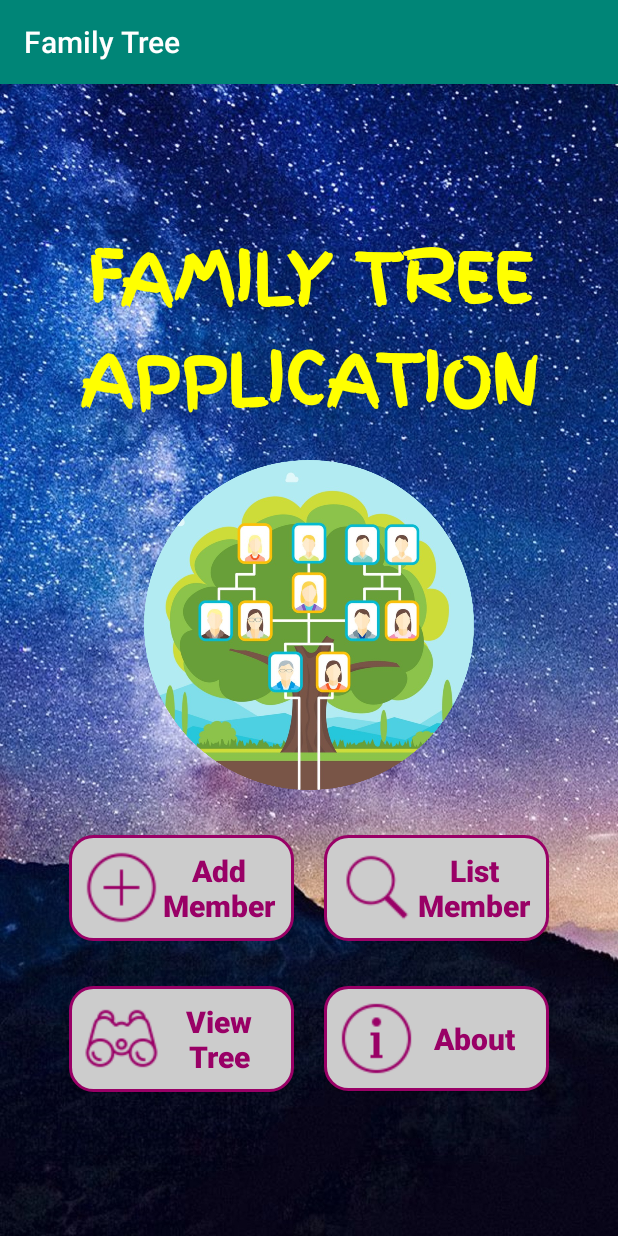
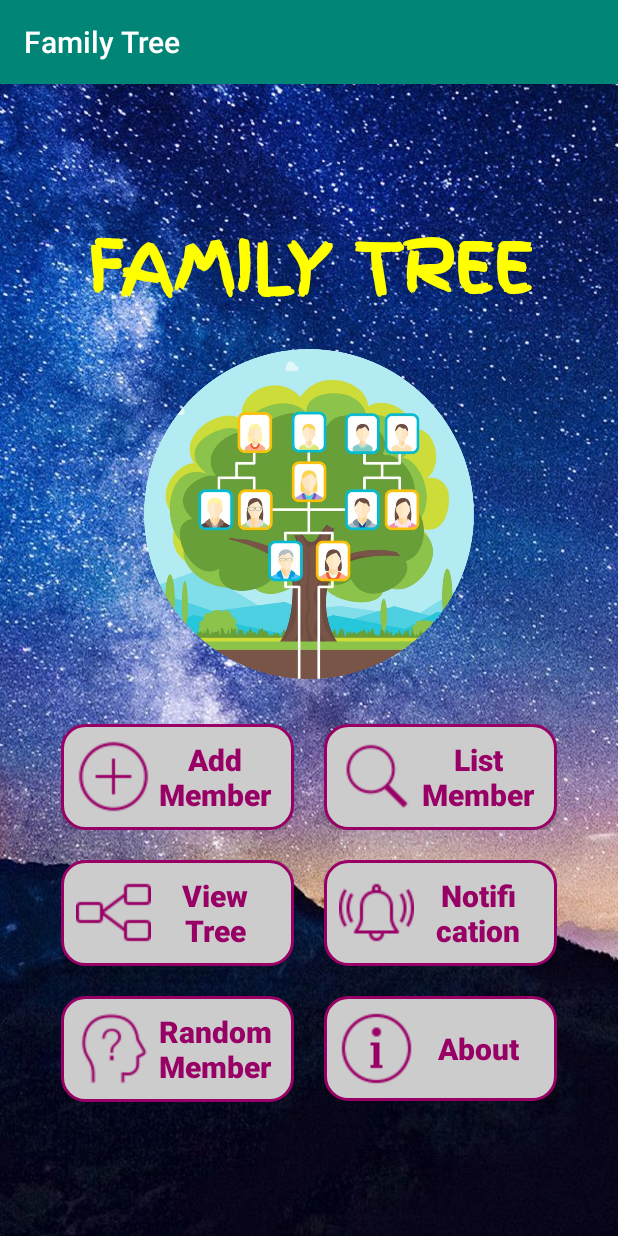
Before and after one commit to nguyenvietngocquang/Family-Tree, an Android app: the screen it shows after launch (MainActivity), on a phone screen of 412 x 824 dp. Run offline under Robolectric (Android 15) with nearby library versions, the phone set to English and light mode, and no system bars; libraries missing offline, so code that uses them is left out: de.blox.graphview.

Commit message:
Random Member function

```diff
--- a/app/src/main/AndroidManifest.xml
+++ b/app/src/main/AndroidManifest.xml
@@ -9,7 +9,9 @@
         android:roundIcon="@mipmap/ic_launcher_round"
         android:supportsRtl="true"
         android:theme="@style/AppTheme">
-        <activity android:name=".list_member.EditMemberActivity"></activity>
+        <activity android:name=".notification.NotificationActivity"></activity>
+        <activity android:name=".random_member.RandomMemberActivity" />
+        <activity android:name=".list_member.EditMemberActivity" />
         <activity android:name=".view_tree.ChooseMemberActivity" />
         <activity android:name=".about.AboutActivity" />
         <activity android:name=".list_member.ListMemberActivity" />
--- a/app/src/main/java/com/example/familytree/MainActivity.java
+++ b/app/src/main/java/com/example/familytree/MainActivity.java
@@ -13,6 +13,8 @@ import com.example.familytree.add_member.AddMemberActivity;
 import com.example.familytree.list_member.ListMemberActivity;
 import com.example.familytree.member.Function;
 import com.example.familytree.member.Member;
+import com.example.familytree.notification.NotificationActivity;
+import com.example.familytree.random_member.RandomMemberActivity;
 import com.example.familytree.view_tree.ChooseMemberActivity;
 
 import java.io.IOException;
@@ -38,6 +40,7 @@ public class MainActivity extends AppCompatActivity {
         }
         Collections.sort(list);
 
+        // Button Add Member
         Button btn_add = (Button) findViewById(R.id.btn_add);
         btn_add.setOnClickListener(new View.OnClickListener() {
             @Override
@@ -48,6 +51,7 @@ public class MainActivity extends AppCompatActivity {
             }
         });
 
+        // Button List Member
         Button btn_list = (Button) findViewById(R.id.btn_list);
         btn_list.setOnClickListener(new View.OnClickListener() {
             @Override
@@ -58,6 +62,7 @@ public class MainActivity extends AppCompatActivity {
             }
         });
 
+        // Button View Tree
         Button btn_tree = (Button) findViewById(R.id.btn_tree);
         btn_tree.setOnClickListener(new View.OnClickListener() {
             @Override
@@ -68,6 +73,33 @@ public class MainActivity extends AppCompatActivity {
             }
         });
 
+        // Button Notification
+        Button btn_notification = (Button) findViewById(R.id.btn_notification);
+        btn_notification.setOnClickListener(new View.OnClickListener() {
+            @Override
+            public void onClick(View view) {
+                Intent intent = new Intent(MainActivity.this, NotificationActivity.class);
+                intent.putExtra("notification", list);
+                startActivity(intent);
+            }
+        });
+
+        // Button Random Member
+        Button btn_random = (Button) findViewById(R.id.btn_random);
+        btn_random.setOnClickListener(new View.OnClickListener() {
+            @Override
+            public void onClick(View view) {
+                if (list.size() == 0) {
+                    Toast.makeText(MainActivity.this, "There are no members!", Toast.LENGTH_LONG).show();
+                } else {
+                    Intent intent = new Intent(MainActivity.this, RandomMemberActivity.class);
+                    intent.putExtra("random_member", list);
+                    startActivity(intent);
+                }
+            }
+        });
+
+        // Button About
         Button btn_about = (Button) findViewById(R.id.btn_about);
         btn_about.setOnClickListener(new View.OnClickListener() {
             @Override
--- a/app/src/main/java/com/example/familytree/view_tree/ChooseMemberActivity.java
+++ b/app/src/main/java/com/example/familytree/view_tree/ChooseMemberActivity.java
@@ -45,6 +45,8 @@ public class ChooseMemberActivity extends AppCompatActivity {
 
                 if (member.equals("")) {
                     Toast.makeText(ChooseMemberActivity.this, "You need to input name!", Toast.LENGTH_LONG).show();
+                } else if (!Function.contains(member, list)) {
+                    Toast.makeText(ChooseMemberActivity.this, "Member doesn't exist!", Toast.LENGTH_LONG).show();
                 } else {
                     Intent intent = new Intent(ChooseMemberActivity.this, ViewTreeActivity.class);
                     intent.putExtra("view_tree", list);
--- a/app/src/main/res/layout/activity_main.xml
+++ b/app/src/main/res/layout/activity_main.xml
@@ -14,7 +14,7 @@
         android:layout_centerHorizontal="true"
         android:fontFamily="@font/finger_paint"
         android:gravity="center"
-        android:text="FAMILY TREE\nAPPLICATION"
+        android:text="FAMILY TREE"
         android:textColor="#FFFF00"
         android:textSize="45sp"
         android:textStyle="bold" />
@@ -38,12 +38,12 @@
             android:layout_width="wrap_content"
             android:layout_height="wrap_content"
             android:layout_gravity="center"
-            android:layout_marginVertical="30dp"
+            android:layout_marginTop="30dp"
             android:layout_weight="1">
 
             <Button
                 android:id="@+id/btn_add"
-                android:layout_width="150dp"
+                android:layout_width="155dp"
                 android:layout_height="wrap_content"
                 android:layout_gravity="center"
                 android:layout_marginEnd="20dp"
@@ -58,7 +58,7 @@
 
             <Button
                 android:id="@+id/btn_list"
-                android:layout_width="150dp"
+                android:layout_width="155dp"
                 android:layout_height="wrap_content"
                 android:layout_gravity="center"
                 android:background="@drawable/main_button"
@@ -75,11 +75,12 @@
             android:layout_width="wrap_content"
             android:layout_height="wrap_content"
             android:layout_gravity="center"
+            android:layout_marginVertical="20dp"
             android:layout_weight="1">
 
             <Button
                 android:id="@+id/btn_tree"
-                android:layout_width="150dp"
+                android:layout_width="155dp"
                 android:layout_height="wrap_content"
                 android:layout_gravity="center"
                 android:layout_marginEnd="20dp"
@@ -93,8 +94,44 @@
                 android:textStyle="bold" />
 
             <Button
+                android:id="@+id/btn_notification"
+                android:layout_width="155dp"
+                android:layout_height="wrap_content"
+                android:layout_gravity="center"
+                android:background="@drawable/main_button"
+                android:drawableStart="@drawable/btn_notifi"
+                android:padding="10dp"
+                android:text="Notifi\ncation"
+                android:textAllCaps="false"
+                android:textColor="#990066"
+                android:textSize="20sp"
+                android:textStyle="bold" />
+        </LinearLayout>
+
+        <LinearLayout
+            android:layout_width="wrap_content"
+            android:layout_height="wrap_content"
+            android:layout_gravity="center"
+            android:layout_weight="1">
+
+            <Button
+                android:id="@+id/btn_random"
+                android:layout_width="155dp"
+                android:layout_height="wrap_content"
+                android:layout_gravity="center"
+                android:layout_marginEnd="20dp"
+                android:background="@drawable/main_button"
+                android:drawableStart="@drawable/btn_random"
+                android:padding="10dp"
+                android:text="Random\nMember"
+                android:textAllCaps="false"
+                android:textColor="#990066"
+                android:textSize="20sp"
+                android:textStyle="bold" />
+
+            <Button
                 android:id="@+id/btn_about"
-                android:layout_width="150dp"
+                android:layout_width="155dp"
                 android:layout_height="wrap_content"
                 android:layout_gravity="center"
                 android:background="@drawable/main_button"
```
Also changed, not shown: app/src/main/java/com/example/familytree/notification/NotificationActivity.java (added, +16 -0 lines), app/src/main/java/com/example/familytree/random_member/RandomMemberActivity.java (added, +82 -0 lines), app/src/main/res/layout/activity_add_member.xml (+5 -9 lines), app/src/main/res/layout/activity_choose_member.xml (+5 -9 lines), app/src/main/res/layout/activity_edit_member.xml (+6 -10 lines), app/src/main/res/layout/activity_notification.xml (added, +8 -0 lines), app/src/main/res/layout/activity_random_member.xml (added, +81 -0 lines), app/src/main/res/drawable/btn_notifi.png (added), app/src/main/res/drawable/btn_random.png (added), app/src/main/res/drawable/btn_tree.png, app/src/main/res/drawable/female.png, app/src/main/res/drawable/male.png, app/src/main/res/drawable/night.jpg (renamed from app/src/main/res/drawable/activity.jpg).
